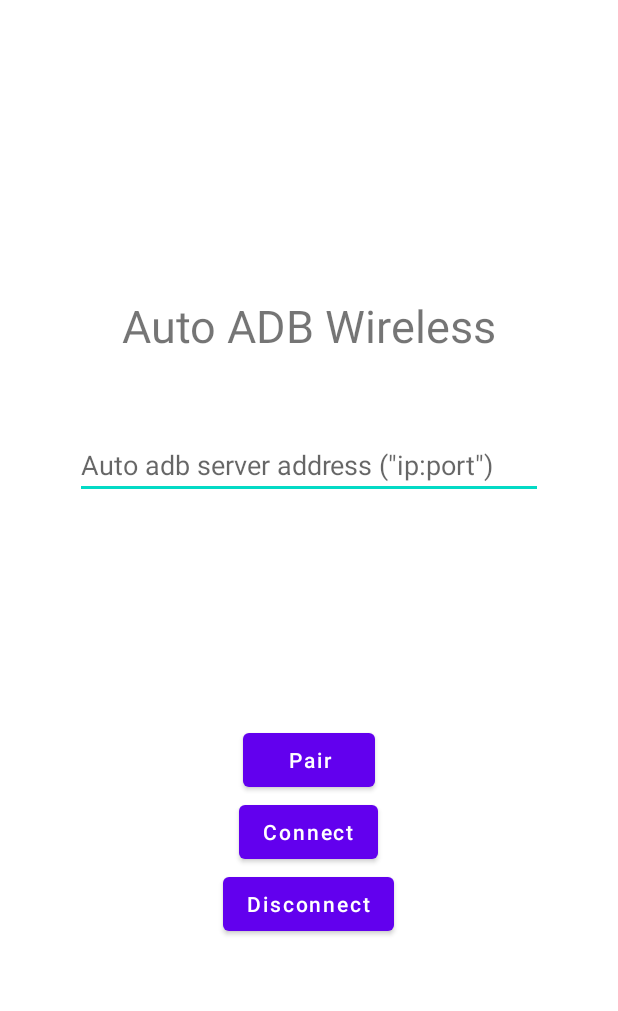
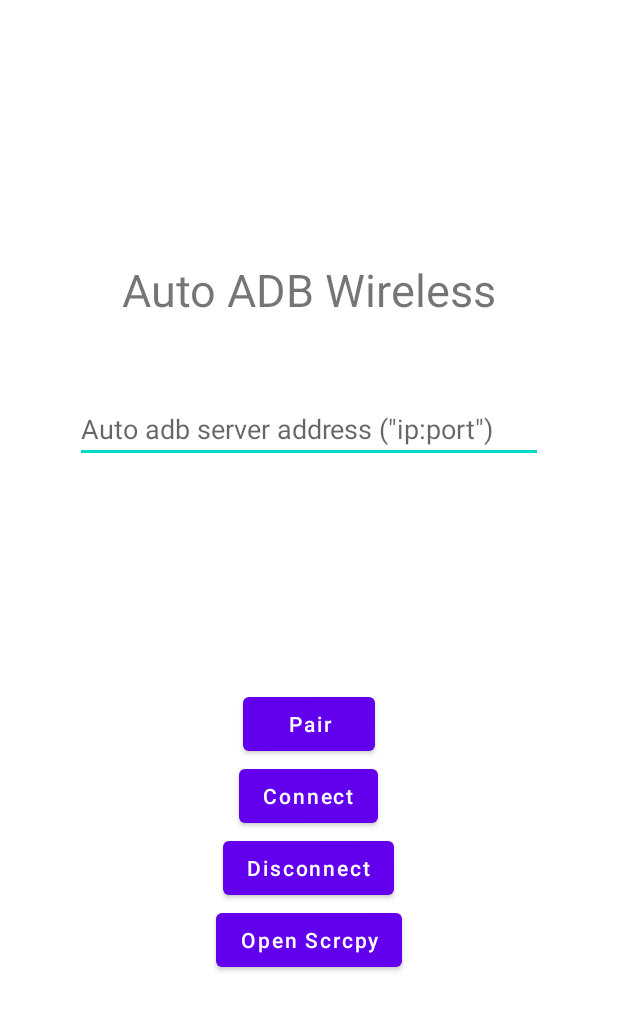
Before and after one commit to azazo1/auto_adb_wl, an Android app: the layout activity_main.xml on its own in the app's theme, with its tools: preview values and no code run, on a phone screen of 412 x 824 dp. Shown: the top 1011 px of the screen. Run offline under Robolectric (Android 15) with nearby library versions, the phone set to English and light mode, and no system bars.

Commit message:
feat: open scrcpy command

```diff
--- a/app/build.gradle.kts
+++ b/app/build.gradle.kts
@@ -25,6 +25,9 @@ android {
                 "proguard-rules.pro"
             )
         }
+        debug {
+            applicationIdSuffix = ".debug"
+        }
     }
     compileOptions {
         sourceCompatibility = JavaVersion.VERSION_11
--- a/app/src/main/res/layout/activity_main.xml
+++ b/app/src/main/res/layout/activity_main.xml
@@ -47,4 +47,11 @@
         android:layout_height="wrap_content"
         android:text="@string/btn_disconnect_to_adb_server"
         android:textAllCaps="false" />
+
+    <Button
+        android:id="@+id/btn_open_scrcpy"
+        android:layout_width="wrap_content"
+        android:layout_height="wrap_content"
+        android:text="@string/btn_open_scrcpy"
+        android:textAllCaps="false" />
 </LinearLayout>
--- a/app/src/main/res/values/strings.xml
+++ b/app/src/main/res/values/strings.xml
@@ -14,4 +14,6 @@
     <string name="success_to_pair">Successfully paired to adb server</string>
     <string name="connect_req_sent">Connect request sent: %s</string>
     <string name="disconnect_req_sent">Disconnect request sent: %s</string>
+    <string name="btn_open_scrcpy">Open Scrcpy</string>
+    <string name="scrcpy_open_request_sent">Scrcpy open request sent</string>
 </resources>
```
Also changed, not shown: app/src/main/java/com/azazo1/auto_adb_wl/MainActivity.kt (+29 -0 lines).
